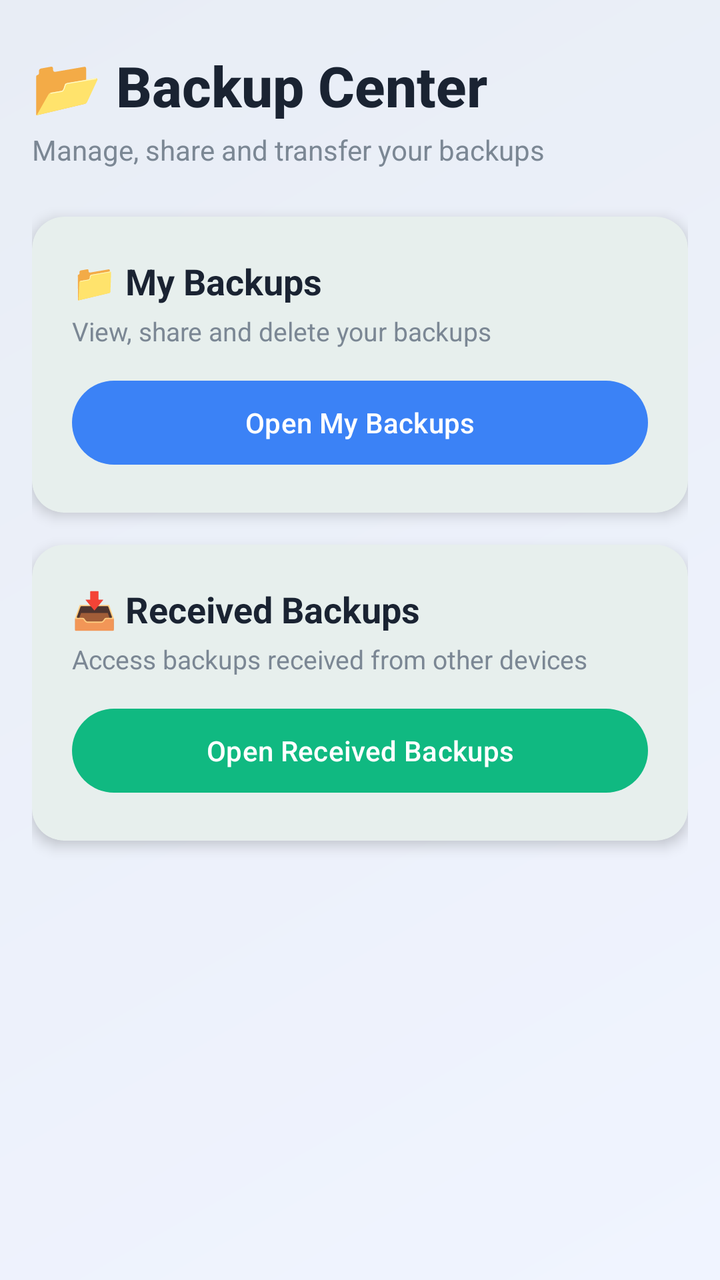
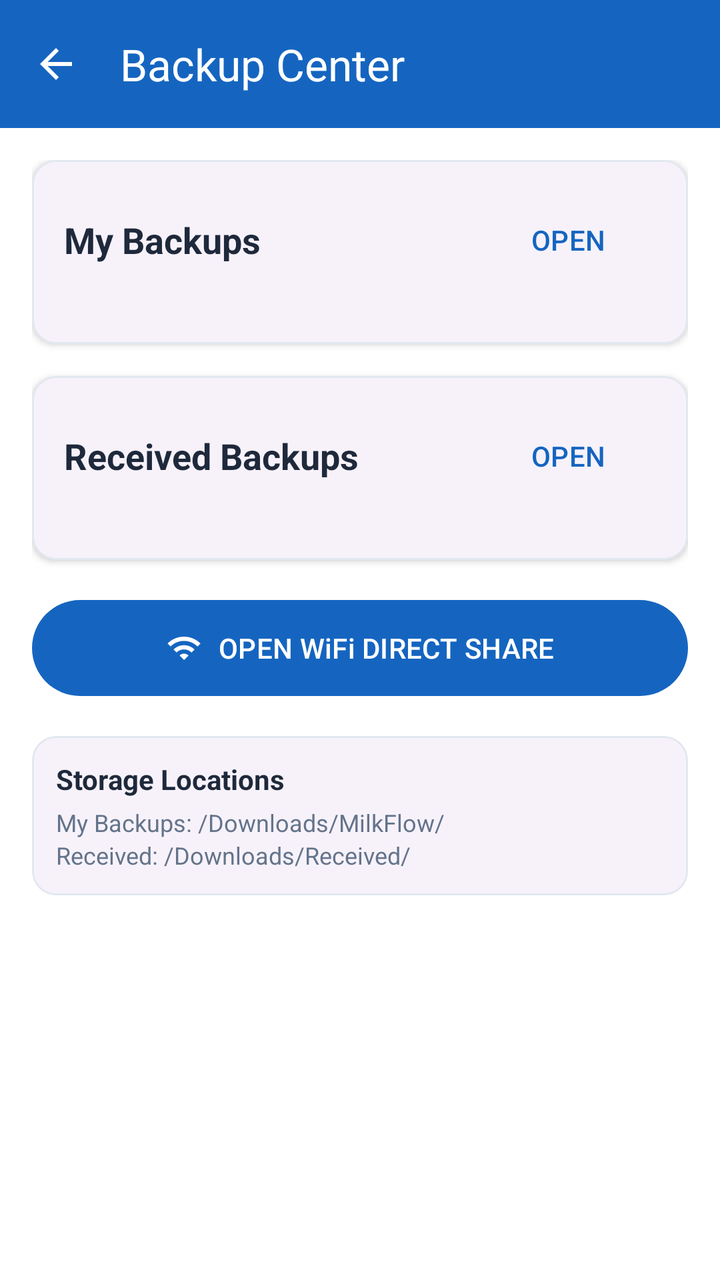

The first picture is an Android layout as it rendered before a commit; the second is the same layout after the commit. The layout source and the unified diff follow.
<!-- AndroidManifest.xml: application theme Theme.MilkDelivery -->
<!-- res/layout/activity_backup_center.xml -->
<?xml version="1.0" encoding="utf-8"?>
<LinearLayout xmlns:android="http://schemas.android.com/apk/res/android"
    xmlns:app="http://schemas.android.com/apk/res-auto"
    android:layout_width="match_parent"
    android:layout_height="match_parent"
    android:orientation="vertical"
    android:fitsSystemWindows="true"
    android:background="@drawable/gradient_background"
    android:padding="16dp">

    
    <LinearLayout
        android:layout_width="match_parent"
        android:layout_height="wrap_content"
        android:orientation="vertical"
        android:layout_marginTop="8dp"
        android:layout_marginBottom="24dp">

        <TextView
            android:layout_width="wrap_content"
            android:layout_height="wrap_content"
            android:text="📂 Backup Center"
            android:textSize="28sp"
            android:textStyle="bold"
            android:textColor="#1A2332"
            android:fontFamily="sans-serif-medium" />

        <TextView
            android:layout_width="wrap_content"
            android:layout_height="wrap_content"
            android:text="Manage, share and transfer your backups"
            android:textSize="14sp"
            android:textColor="#7B8794"
            android:layout_marginTop="4dp" />

    </LinearLayout>

    
    <com.google.android.material.card.MaterialCardView
        android:layout_width="match_parent"
        android:layout_height="wrap_content"
        android:layout_marginBottom="16dp"
        app:cardCornerRadius="16dp"
        app:cardElevation="4dp"
        app:cardBackgroundColor="#FFFFFF">

        <LinearLayout
            android:layout_width="match_parent"
            android:layout_height="wrap_content"
            android:orientation="vertical"
            android:padding="20dp">

            <TextView
                android:layout_width="wrap_content"
                android:layout_height="wrap_content"
                android:text="📁 My Backups"
                android:textStyle="bold"
                android:textSize="18sp"
                android:textColor="#1A2332" />

            <TextView
                android:layout_width="wrap_content"
                android:layout_height="wrap_content"
                android:text="View, share and delete your backups"
                android:textColor="#7B8794"
                android:textSize="13sp"
                android:layout_marginTop="4dp" />

            <Button
                android:id="@+id/btnMyBackups"
                android:layout_width="match_parent"
                android:layout_height="50dp"
                android:layout_marginTop="12dp"
                android:text="Open My Backups"
                android:textAllCaps="false"
                app:backgroundTint="#3B82F6" />

        </LinearLayout>

    </com.google.android.material.card.MaterialCardView>

    
    <com.google.android.material.card.MaterialCardView
        android:layout_width="match_parent"
        android:layout_height="wrap_content"
        android:layout_marginBottom="16dp"
        app:cardCornerRadius="16dp"
        app:cardElevation="4dp"
        app:cardBackgroundColor="#FFFFFF">

        <LinearLayout
            android:layout_width="match_parent"
            android:layout_height="wrap_content"
            android:orientation="vertical"
            android:padding="20dp">

            <TextView
                android:layout_width="wrap_content"
                android:layout_height="wrap_content"
                android:text="📥 Received Backups"
                android:textStyle="bold"
                android:textSize="18sp"
                android:textColor="#1A2332" />

            <TextView
                android:layout_width="wrap_content"
                android:layout_height="wrap_content"
                android:text="Access backups received from other devices"
                android:textColor="#7B8794"
                android:textSize="13sp"
                android:layout_marginTop="4dp" />

            <Button
                android:id="@+id/btnReceivedBackups"
                android:layout_width="match_parent"
                android:layout_height="50dp"
                android:layout_marginTop="12dp"
                android:text="Open Received Backups"
                android:textAllCaps="false"
                app:backgroundTint="#10B981" />

        </LinearLayout>

    </com.google.android.material.card.MaterialCardView>

    
    <com.google.android.material.card.MaterialCardView
        android:layout_width="match_parent"
        android:layout_height="wrap_content"
        android:layout_marginBottom="16dp"
        app:cardCornerRadius="16dp"
        app:cardElevation="4dp"
        android:visibility="gone"
        app:cardBackgroundColor="#F1F5F9"
        android:alpha="0.6">

        <LinearLayout
            android:layout_width="match_parent"
            android:layout_height="wrap_content"
            android:orientation="vertical"
            android:padding="20dp">

            <TextView
                android:layout_width="wrap_content"
                android:layout_height="wrap_content"
                android:text="📶 WiFi Direct Transfer"
                android:textStyle="bold"
                android:textSize="18sp"
                android:textColor="#94A3B8" />

            <TextView
                android:layout_width="wrap_content"
                android:layout_height="wrap_content"
                android:text="Send or receive backups from nearby devices"
                android:textColor="#94A3B8"
                android:textSize="13sp"
                android:layout_marginTop="4dp" />

            <Button
                android:id="@+id/btnWifiDirect"
                android:layout_width="match_parent"
                android:layout_height="50dp"
                android:layout_marginTop="12dp"
                android:text="🔒 Coming Soon"
                android:textAllCaps="false"
                android:enabled="false"
                app:backgroundTint="#94A3B8" />

        </LinearLayout>

    </com.google.android.material.card.MaterialCardView>

</LinearLayout>
<!-- resources referenced by this layout -->
<resources>
  <!-- drawable gradient_background (drawable) -->
  <?xml version="1.0" encoding="utf-8"?>
  <shape xmlns:android="http://schemas.android.com/apk/res/android">
      <gradient
          android:startColor="#F0F4FF"
          android:endColor="#E8EDF5"
          android:angle="135" />
  </shape>
  <style name="Theme.MilkDelivery" parent="Theme.Material3.Light.NoActionBar">
          
          <item name="colorPrimary">@color/primary</item>
          <item name="colorPrimaryDark">@color/primary_dark</item>
          <item name="colorSecondary">@color/secondary</item>
          <item name="android:statusBarColor">@color/primary</item>
          <item name="android:windowLightStatusBar">false</item>
  
          
          <item name="colorSurface">@color/surface</item>
          <item name="colorOnSurface">@color/on_surface</item>
          <item name="android:windowBackground">@color/background</item>
          <item name="colorSurfaceVariant">@color/surface_variant</item>
          <item name="colorOnSurfaceVariant">@color/on_surface_variant</item>
  
          
          <item name="materialCardViewStyle">@style/Widget.Material3.CardView.Elevated</item>
  
          
          <item name="android:colorBackground">@color/background</item>
          <item name="android:navigationBarColor">@color/background</item>
      </style>
  <color name="primary">#005B41</color>
  <color name="primary_dark">#00402E</color>
  <color name="secondary">#03DAC6</color>
  <color name="surface">#FFFFFF</color>
  <color name="on_surface">#212121</color>
  <color name="background">#FAFAFA</color>
  <color name="surface_variant">#F4F4F4</color>
  <color name="on_surface_variant">#555555</color>
</resources>

<!-- the commit's change to res/layout/activity_backup_center.xml (unified diff, before → after) -->
@@ -4,170 +4,205 @@
     android:layout_width="match_parent"
     android:layout_height="match_parent"
     android:orientation="vertical"
-    android:fitsSystemWindows="true"
-    android:background="@drawable/gradient_background"
-    android:padding="16dp">
+    android:background="@color/colorBackground">
 
     
-    <LinearLayout
+    <com.google.android.material.appbar.MaterialToolbar
+        android:id="@+id/toolbar"
         android:layout_width="match_parent"
-        android:layout_height="wrap_content"
-        android:orientation="vertical"
-        android:layout_marginTop="8dp"
-        android:layout_marginBottom="24dp">
-
-        <TextView
-            android:layout_width="wrap_content"
-            android:layout_height="wrap_content"
-            android:text="📂 Backup Center"
-            android:textSize="28sp"
-            android:textStyle="bold"
-            android:textColor="#1A2332"
-            android:fontFamily="sans-serif-medium" />
-
-        <TextView
-            android:layout_width="wrap_content"
-            android:layout_height="wrap_content"
-            android:text="Manage, share and transfer your backups"
-            android:textSize="14sp"
-            android:textColor="#7B8794"
-            android:layout_marginTop="4dp" />
-
-    </LinearLayout>
-
-    
-    <com.google.android.material.card.MaterialCardView
+        android:layout_height="?attr/actionBarSize"
+        android:background="@color/colorPrimary"
+        android:theme="@style/ThemeOverlay.AppCompat.Dark.ActionBar"
+        app:navigationIcon="@drawable/ic_arrow_back"
+        app:title="Backup Center"
+        app:titleTextColor="@android:color/white" />
+
+    <ScrollView
         android:layout_width="match_parent"
-        android:layout_height="wrap_content"
-        android:layout_marginBottom="16dp"
-        app:cardCornerRadius="16dp"
-        app:cardElevation="4dp"
-        app:cardBackgroundColor="#FFFFFF">
+        android:layout_height="match_parent"
+        android:padding="16dp">
 
         <LinearLayout
             android:layout_width="match_parent"
             android:layout_height="wrap_content"
-            android:orientation="vertical"
-            android:padding="20dp">
-
-            <TextView
-                android:layout_width="wrap_content"
+            android:orientation="vertical">
+
+            
+            <com.google.android.material.card.MaterialCardView
+                android:layout_width="match_parent"
                 android:layout_height="wrap_content"
-                android:text="📁 My Backups"
-                android:textStyle="bold"
-                android:textSize="18sp"
-                android:textColor="#1A2332" />
-
-            <TextView
-                android:layout_width="wrap_content"
+                android:layout_marginBottom="16dp"
+                app:cardCornerRadius="12dp"
+                app:cardElevation="2dp"
+                app:strokeColor="@color/colorBorder"
+                app:strokeWidth="1dp">
+
+                <LinearLayout
+                    android:layout_width="match_parent"
+                    android:layout_height="wrap_content"
+                    android:orientation="vertical"
+                    android:padding="16dp">
+
+                    <LinearLayout
+                        android:layout_width="match_parent"
+                        android:layout_height="wrap_content"
+                        android:orientation="horizontal"
+                        android:gravity="center_vertical"
+                        android:layout_marginBottom="12dp">
+
+                        <TextView
+                            android:layout_width="0dp"
+                            android:layout_height="wrap_content"
+                            android:layout_weight="1"
+                            android:text="My Backups"
+                            android:textSize="18sp"
+                            android:textStyle="bold"
+                            android:textColor="@color/colorTextPrimary" />
+
+                        <com.google.android.material.button.MaterialButton
+                            android:id="@+id/btn_open_my_backups"
+                            style="@style/Widget.Material3.Button.TextButton"
+                            android:layout_width="wrap_content"
+                            android:layout_height="wrap_content"
+                            android:text="OPEN"
+                            android:textColor="@color/colorPrimary" />
+                    </LinearLayout>
+
+                    <TextView
+                        android:id="@+id/tv_my_backups_empty"
+                        android:layout_width="match_parent"
+                        android:layout_height="wrap_content"
+                        android:text="No backup files found in MilkFlow folder"
+                        android:textColor="@color/colorTextSecondary"
+                        android:textSize="14sp"
+                        android:gravity="center"
+                        android:padding="16dp"
+                        android:visibility="gone" />
+
+                    <androidx.recyclerview.widget.RecyclerView
+                        android:id="@+id/rv_my_backups"
+                        android:layout_width="match_parent"
+                        android:layout_height="wrap_content"
+                        android:nestedScrollingEnabled="false" />
+
+                </LinearLayout>
+            </com.google.android.material.card.MaterialCardView>
+
+            
+            <com.google.android.material.card.MaterialCardView
+                android:layout_width="match_parent"
                 android:layout_height="wrap_content"
-                android:text="View, share and delete your backups"
-                android:textColor="#7B8794"
-                android:textSize="13sp"
-                android:layout_marginTop="4dp" />
-
-            <Button
-                android:id="@+id/btnMyBackups"
-                android:layout_width="match_parent"
-                android:layout_height="50dp"
-                android:layout_marginTop="12dp"
-                android:text="Open My Backups"
-                android:textAllCaps="false"
-                app:backgroundTint="#3B82F6" />
+                android:layout_marginBottom="16dp"
+                app:cardCornerRadius="12dp"
+                app:cardElevation="2dp"
+                app:strokeColor="@color/colorBorder"
+                app:strokeWidth="1dp">
+
+                <LinearLayout
+                    android:layout_width="match_parent"
+                    android:layout_height="wrap_content"
+                    android:orientation="vertical"
+                    android:padding="16dp">
+
+                    <LinearLayout
+                        android:layout_width="match_parent"
+                        android:layout_height="wrap_content"
+                        android:orientation="horizontal"
+                        android:gravity="center_vertical"
+                        android:layout_marginBottom="12dp">
+
+                        <TextView
+                            android:layout_width="0dp"
+                            android:layout_height="wrap_content"
+                            android:layout_weight="1"
+                            android:text="Received Backups"
+                            android:textSize="18sp"
+                            android:textStyle="bold"
+                            android:textColor="@color/colorTextPrimary" />
+
+                        <com.google.android.material.button.MaterialButton
+                            android:id="@+id/btn_open_received_backups"
+                            style="@style/Widget.Material3.Button.TextButton"
+                            android:layout_width="wrap_content"
+                            android:layout_height="wrap_content"
+                            android:text="OPEN"
+                            android:textColor="@color/colorPrimary" />
+                    </LinearLayout>
+
+                    <TextView
+                        android:id="@+id/tv_received_backups_empty"
+                        android:layout_width="match_parent"
+                        android:layout_height="wrap_content"
+                        android:text="No received backup files found"
+                        android:textColor="@color/colorTextSecondary"
+                        android:textSize="14sp"
+                        android:gravity="center"
+                        android:padding="16dp"
+                        android:visibility="gone" />
+
+                    <androidx.recyclerview.widget.RecyclerView
+                        android:id="@+id/rv_received_backups"
+                        android:layout_width="match_parent"
+                        android:layout_height="wrap_content"
+                        android:nestedScrollingEnabled="false" />
+
+                </LinearLayout>
+            </com.google.android.material.card.MaterialCardView>
+
+            
+            <com.google.android.material.button.MaterialButton
+                android:id="@+id/btn_wifi_direct"
+                style="@style/Widget.Material3.Button"
+                android:layout_width="match_parent"
+                android:layout_height="56dp"
+                android:text="OPEN WiFi DIRECT SHARE"
+                app:icon="@drawable/ic_wifi"
+                app:iconGravity="textStart"
+                app:backgroundTint="@color/colorPrimary" />
+
+            
+            <com.google.android.material.card.MaterialCardView
+                android:layout_width="match_parent"
+                android:layout_height="wrap_content"
+                android:layout_marginTop="16dp"
+                app:cardCornerRadius="12dp"
+                app:cardElevation="0dp"
+                app:strokeColor="@color/colorBorder"
+                app:strokeWidth="1dp">
+
+                <LinearLayout
+                    android:layout_width="match_parent"
+                    android:layout_height="wrap_content"
+                    android:orientation="vertical"
+                    android:padding="12dp">
+
+                    <TextView
+                        android:layout_width="wrap_content"
+                        android:layout_height="wrap_content"
+                        android:text="Storage Locations"
+                        android:textSize="14sp"
+                        android:textStyle="bold"
+                        android:textColor="@color/colorTextPrimary" />
+
+                    <TextView
+                        android:layout_width="match_parent"
+                        android:layout_height="wrap_content"
+                        android:text="My Backups: /Downloads/MilkFlow/"
+                        android:textSize="12sp"
+                        android:textColor="@color/colorTextSecondary"
+                        android:layout_marginTop="4dp" />
+
+                    <TextView
+                        android:layout_width="match_parent"
+                        android:layout_height="wrap_content"
+                        android:text="Received: /Downloads/Received/"
+                        android:textSize="12sp"
+                        android:textColor="@color/colorTextSecondary" />
+
+                </LinearLayout>
+            </com.google.android.material.card.MaterialCardView>
 
         </LinearLayout>
-
-    </com.google.android.material.card.MaterialCardView>
-
-    
-    <com.google.android.material.card.MaterialCardView
-        android:layout_width="match_parent"
-        android:layout_height="wrap_content"
-        android:layout_marginBottom="16dp"
-        app:cardCornerRadius="16dp"
-        app:cardElevation="4dp"
-        app:cardBackgroundColor="#FFFFFF">
-
-        <LinearLayout
-            android:layout_width="match_parent"
-            android:layout_height="wrap_content"
-            android:orientation="vertical"
-            android:padding="20dp">
-
-            <TextView
-                android:layout_width="wrap_content"
-                android:layout_height="wrap_content"
-                android:text="📥 Received Backups"
-                android:textStyle="bold"
-                android:textSize="18sp"
-                android:textColor="#1A2332" />
-
-            <TextView
-                android:layout_width="wrap_content"
-                android:layout_height="wrap_content"
-                android:text="Access backups received from other devices"
-                android:textColor="#7B8794"
-                android:textSize="13sp"
-                android:layout_marginTop="4dp" />
-
-            <Button
-                android:id="@+id/btnReceivedBackups"
-                android:layout_width="match_parent"
-                android:layout_height="50dp"
-                android:layout_marginTop="12dp"
-                android:text="Open Received Backups"
-                android:textAllCaps="false"
-                app:backgroundTint="#10B981" />
-
-        </LinearLayout>
-
-    </com.google.android.material.card.MaterialCardView>
-
-    
-    <com.google.android.material.card.MaterialCardView
-        android:layout_width="match_parent"
-        android:layout_height="wrap_content"
-        android:layout_marginBottom="16dp"
-        app:cardCornerRadius="16dp"
-        app:cardElevation="4dp"
-        android:visibility="gone"
-        app:cardBackgroundColor="#F1F5F9"
-        android:alpha="0.6">
-
-        <LinearLayout
-            android:layout_width="match_parent"
-            android:layout_height="wrap_content"
-            android:orientation="vertical"
-            android:padding="20dp">
-
-            <TextView
-                android:layout_width="wrap_content"
-                android:layout_height="wrap_content"
-                android:text="📶 WiFi Direct Transfer"
-                android:textStyle="bold"
-                android:textSize="18sp"
-                android:textColor="#94A3B8" />
-
-            <TextView
-                android:layout_width="wrap_content"
-                android:layout_height="wrap_content"
-                android:text="Send or receive backups from nearby devices"
-                android:textColor="#94A3B8"
-                android:textSize="13sp"
-                android:layout_marginTop="4dp" />
-
-            <Button
-                android:id="@+id/btnWifiDirect"
-                android:layout_width="match_parent"
-                android:layout_height="50dp"
-                android:layout_marginTop="12dp"
-                android:text="🔒 Coming Soon"
-                android:textAllCaps="false"
-                android:enabled="false"
-                app:backgroundTint="#94A3B8" />
-
-        </LinearLayout>
-
-    </com.google.android.material.card.MaterialCardView>
+    </ScrollView>
 
 </LinearLayout>
<!-- resource entries referenced after the edit -->
@@ -1,13 +1,32 @@
 <!-- resources referenced by this layout -->
 <resources>
-  <!-- drawable gradient_background (drawable) -->
+  <color name="colorBackground">#FFFFFF</color>
+  <color name="colorBorder">#E2E8F0</color>
+  <color name="colorPrimary">#1565C0</color>
+  <color name="colorTextPrimary">#1E293B</color>
+  <color name="colorTextSecondary">#64748B</color>
+  <!-- drawable ic_arrow_back (drawable) -->
   <?xml version="1.0" encoding="utf-8"?>
-  <shape xmlns:android="http://schemas.android.com/apk/res/android">
-      <gradient
-          android:startColor="#F0F4FF"
-          android:endColor="#E8EDF5"
-          android:angle="135" />
-  </shape>
+  <vector xmlns:android="http://schemas.android.com/apk/res/android"
+      android:width="24dp"
+      android:height="24dp"
+      android:viewportWidth="24"
+      android:viewportHeight="24">
+      <path
+          android:fillColor="#FFFFFF"
+          android:pathData="M20,11H7.83l5.59,-5.59L12,4l-8,8 8,8 1.41,-1.41L7.83,13H20v-2z"/>
+  </vector>
+  <!-- drawable ic_wifi (drawable) -->
+  <?xml version="1.0" encoding="utf-8"?>
+  <vector xmlns:android="http://schemas.android.com/apk/res/android"
+      android:width="24dp"
+      android:height="24dp"
+      android:viewportWidth="24"
+      android:viewportHeight="24">
+      <path
+          android:fillColor="#3B82F6"
+          android:pathData="M1,9l2,2c4.97-4.97,13.03-4.97,18,0l2-2C16.93,2.93,7.08,2.93,1,9z M9,17l3,3l3-3c-1.65-1.66-4.34-1.66-6,0z M5,13l2,2c2.76-2.76,7.24-2.76,10,0l2-2C15.14,9.14,8.87,9.14,5,13z"/>
+  </vector>
   <style name="Theme.MilkDelivery" parent="Theme.Material3.Light.NoActionBar">
           
           <item name="colorPrimary">@color/primary</item>
